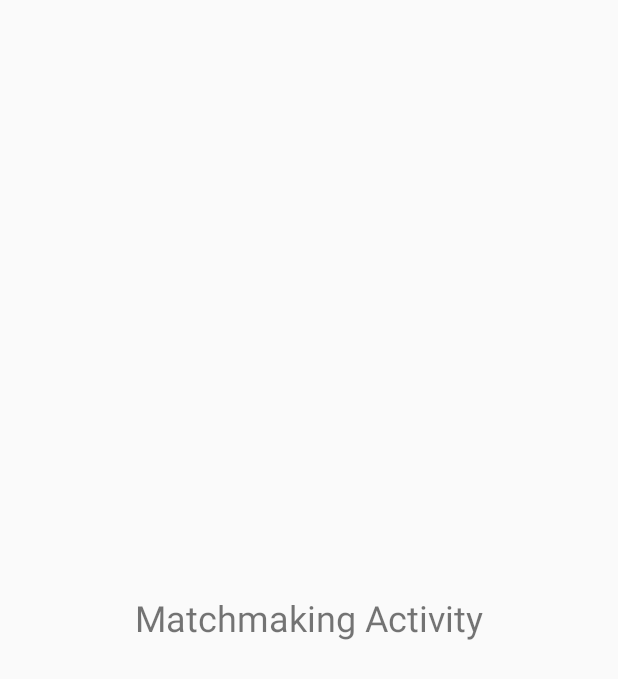
After one commit to yonjinoh/OSSProjOYJ, an Android app built with Jetpack Compose: the layout activity_matchmaking.xml on its own in the app's theme, with its tools: preview values and no code run, on a phone screen of 412 x 824 dp. The commit adds this screen. Shown: the top 679 px of the screen. Run offline under Robolectric (Android 15) with nearby library versions, the light colour scheme and no system bars.

Commit message:
Front : matchingmaking 껍데기

```diff
--- a/app/src/main/java/com/example/mytestapp/chat/ChatActivity.kt
+++ b/app/src/main/java/com/example/mytestapp/chat/ChatActivity.kt
@@ -19,6 +19,7 @@ import com.example.mytestapp.R
 import com.example.mytestapp.adapters.ChatAdapter
 import com.example.mytestapp.model.request.ChatMessage
 import com.example.mytestapp.viewmodel.ChatRoomViewModel
+import com.example.mytestapp.matchmaking.MatchmakingActivity
 import com.example.mytestapp.websocket.WebSocketManager
 import org.json.JSONObject
 
@@ -117,6 +118,11 @@ class ChatActivity : AppCompatActivity() {
             popupMenu.inflate(R.menu.chat_menu)
             popupMenu.setOnMenuItemClickListener { item: MenuItem ->
                 when (item.itemId) {
+                    R.id.matching_user -> {
+                        val intent = Intent(this, MatchmakingActivity::class.java)
+                        startActivity(intent)
+                        true
+                    }
                     R.id.action_report -> {
                         val intent = Intent(this, ReportUserActivity::class.java)
                         intent.putExtra("targetUserId", targetUserId)
--- /dev/null
+++ b/app/src/main/res/layout/activity_matchmaking.xml
@@ -0,0 +1,16 @@
+<RelativeLayout xmlns:android="http://schemas.android.com/apk/res/android"
+    xmlns:tools="http://schemas.android.com/tools"
+    android:layout_width="match_parent"
+    android:layout_height="match_parent"
+    tools:context=".matchmaking.MatchmakingActivity">
+
+    <!-- 매칭하기 관련 UI 요소 추가 -->
+    <TextView
+        android:id="@+id/matchmaking_text"
+        android:layout_width="wrap_content"
+        android:layout_height="wrap_content"
+        android:layout_centerInParent="true"
+        android:text="Matchmaking Activity"
+        android:textSize="24sp" />
+
+</RelativeLayout>
```
Also changed, not shown: app/src/main/java/com/example/mytestapp/matchmaking/MatchingActivity.kt (added, +14 -0 lines).
